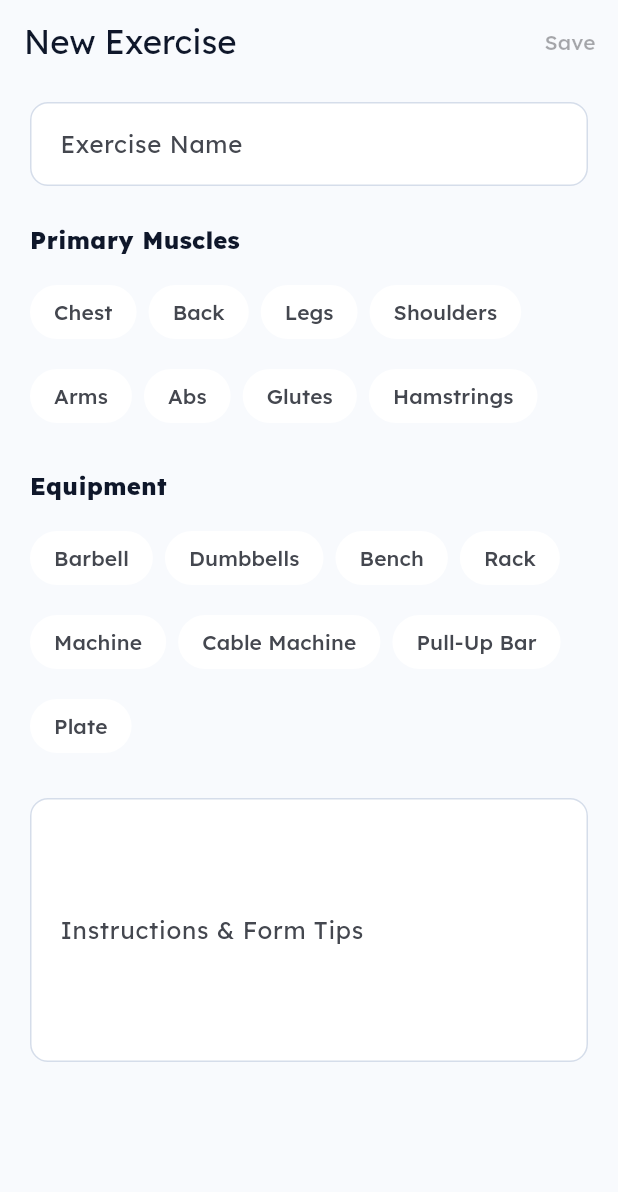
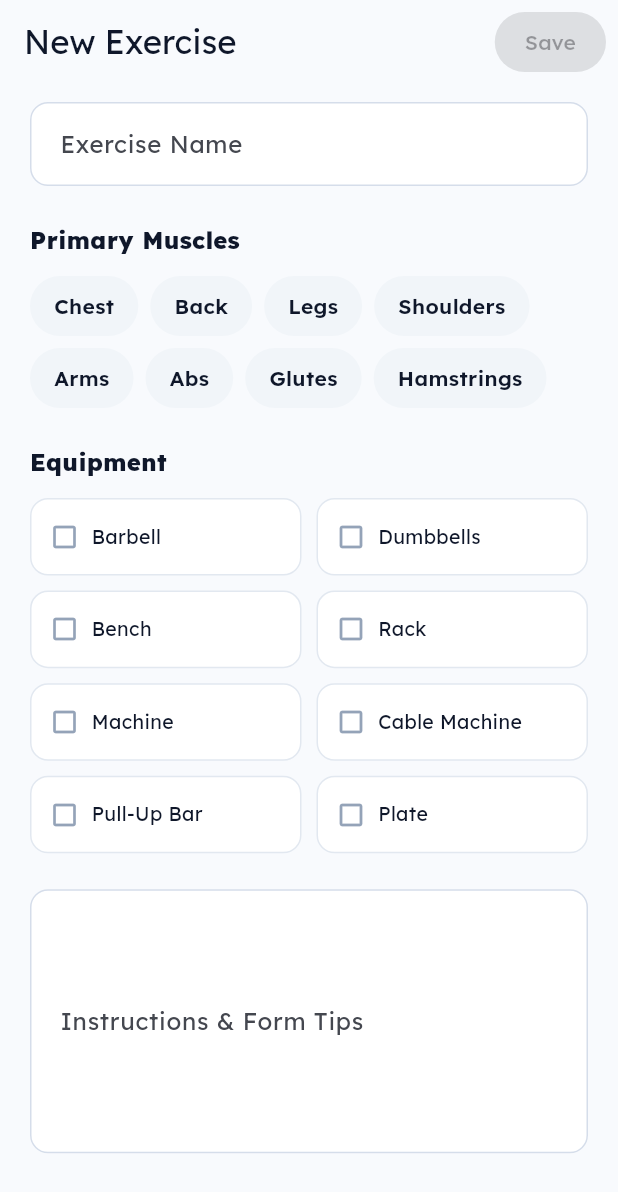
Before and after one commit to nyandrianinamamy/strength-tracking, a Flutter app: the ExerciseEditorScreen screen opened by its route, on a phone screen of 412 x 824 dp. Shown: the top 1192 px of the screen. Run offline on Flutter 3.47's test engine with Material 3 defaults, Android fonts, the phone set to English and light mode, and no system bars; our stand-ins replace flutter_riverpod, go_router, google_fonts, shared_preferences; accounts and stored records are empty.

Commit message:
Refactor Exercise Editor with styled muscle pills, equipment grid, and pill save button
- Replace FilterChip muscle selectors with animated color pills
- Replace FilterChip equipment selectors with 2-column checkbox grid
- Change instructions TextField to use minLines: 6 with expandable maxLines
- Replace TextButton save with FilledButton pill style in AppBar

Co-Authored-By: Claude Opus 4.6 (1M context) <noreply@anthropic.com>

```diff
--- a/lib/src/features/exercises/exercise_editor_screen.dart
+++ b/lib/src/features/exercises/exercise_editor_screen.dart
@@ -2,6 +2,7 @@ import 'package:flutter/material.dart';
 import 'package:flutter_riverpod/flutter_riverpod.dart';
 import 'package:go_router/go_router.dart';
 import 'package:strength_training_tracker/src/core/app_state_controller.dart';
+import 'package:strength_training_tracker/src/core/theme/app_theme.dart';
 import 'package:strength_training_tracker/src/features/exercises/exercise_controller.dart';
 
 class ExerciseEditorScreen extends ConsumerStatefulWidget {
@@ -89,9 +90,19 @@ class _ExerciseEditorScreenState extends ConsumerState<ExerciseEditorScreen> {
           widget.exerciseId == null ? 'New Exercise' : 'Edit Exercise',
         ),
         actions: [
-          TextButton(
+          Padding(
+            padding: const EdgeInsets.only(right: 8),
+            child: FilledButton(
               onPressed: _muscles.isEmpty ? null : () => _save(context),
+              style: FilledButton.styleFrom(
+                shape: RoundedRectangleBorder(
+                  borderRadius: BorderRadius.circular(999),
+                ),
+                padding:
+                    const EdgeInsets.symmetric(horizontal: 20, vertical: 8),
+              ),
               child: const Text('Save'),
+            ),
           ),
         ],
       ),
@@ -117,18 +128,33 @@ class _ExerciseEditorScreenState extends ConsumerState<ExerciseEditorScreen> {
             spacing: 8,
             runSpacing: 8,
             children: _muscleOptions.map((muscle) {
-              return FilterChip(
-                label: Text(muscle),
-                selected: _muscles.contains(muscle),
-                onSelected: (selected) {
-                  setState(() {
+              final selected = _muscles.contains(muscle);
+              return GestureDetector(
+                onTap: () => setState(() {
                   if (selected) {
+                    _muscles.remove(muscle);
+                  } else {
                     _muscles.add(muscle);
-                    } else {
-                      _muscles.remove(muscle);
                   }
-                  });
-                },
+                }),
+                child: AnimatedContainer(
+                  duration: const Duration(milliseconds: 200),
+                  padding:
+                      const EdgeInsets.symmetric(horizontal: 16, vertical: 10),
+                  decoration: BoxDecoration(
+                    color: selected
+                        ? AppTheme.primary
+                        : const Color(0xFFF1F5F9),
+                    borderRadius: BorderRadius.circular(999),
+                  ),
+                  child: Text(
+                    muscle,
+                    style: TextStyle(
+                      color: selected ? Colors.white : AppTheme.ink,
+                      fontWeight: FontWeight.w600,
+                    ),
+                  ),
+                ),
               );
             }).toList(),
           ),
@@ -140,29 +166,62 @@ class _ExerciseEditorScreenState extends ConsumerState<ExerciseEditorScreen> {
             ).textTheme.titleMedium?.copyWith(fontWeight: FontWeight.w800),
           ),
           const SizedBox(height: 12),
-          Wrap(
-            spacing: 8,
-            runSpacing: 8,
-            children: _equipmentOptions.map((item) {
-              return FilterChip(
-                label: Text(item),
-                selected: _equipment.contains(item),
-                onSelected: (selected) {
-                  setState(() {
+          GridView.builder(
+            shrinkWrap: true,
+            physics: const NeverScrollableScrollPhysics(),
+            gridDelegate: const SliverGridDelegateWithFixedCrossAxisCount(
+              crossAxisCount: 2,
+              mainAxisSpacing: 10,
+              crossAxisSpacing: 10,
+              childAspectRatio: 3.5,
+            ),
+            itemCount: _equipmentOptions.length,
+            itemBuilder: (context, index) {
+              final item = _equipmentOptions[index];
+              final selected = _equipment.contains(item);
+              return GestureDetector(
+                onTap: () => setState(() {
                   if (selected) {
+                    _equipment.remove(item);
+                  } else {
                     _equipment.add(item);
-                    } else {
-                      _equipment.remove(item);
                   }
-                  });
+                }),
+                child: Container(
+                  padding:
+                      const EdgeInsets.symmetric(horizontal: 12, vertical: 8),
+                  decoration: BoxDecoration(
+                    color: Colors.white,
+                    border: Border.all(
+                      color:
+                          selected ? AppTheme.primary : AppTheme.border,
+                    ),
+                    borderRadius: BorderRadius.circular(12),
+                  ),
+                  child: Row(
+                    children: [
+                      Icon(
+                        selected
+                            ? Icons.check_box
+                            : Icons.check_box_outline_blank,
+                        size: 20,
+                        color: selected
+                            ? AppTheme.primary
+                            : AppTheme.slateInactive,
+                      ),
+                      const SizedBox(width: 8),
+                      Text(item, style: const TextStyle(fontSize: 13)),
+                    ],
+                  ),
+                ),
+              );
             },
-              );
-            }).toList(),
           ),
           const SizedBox(height: 24),
           TextField(
             controller: _instructionsController,
-            maxLines: 6,
+            minLines: 6,
+            maxLines: null,
             decoration: const InputDecoration(
               labelText: 'Instructions & Form Tips',
               hintText:
```
Lines whose indentation alone changed are shown as unchanged.
